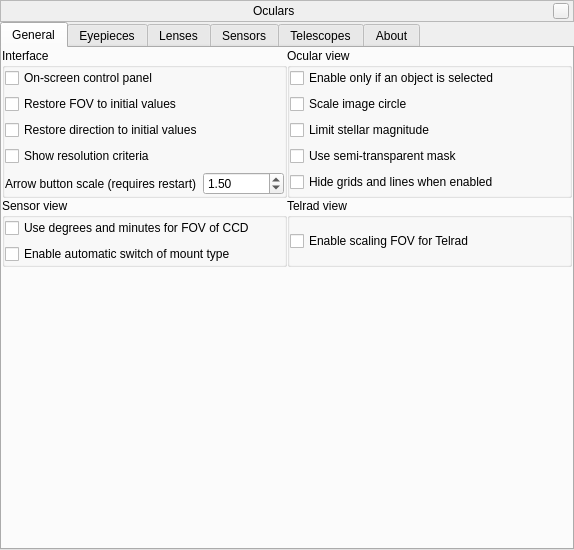
This is plugins/Oculars/src/gui/ocularDialog.ui in 519984307/stellarium_src as Qt 5 draws it before an edit. The edited form follows.
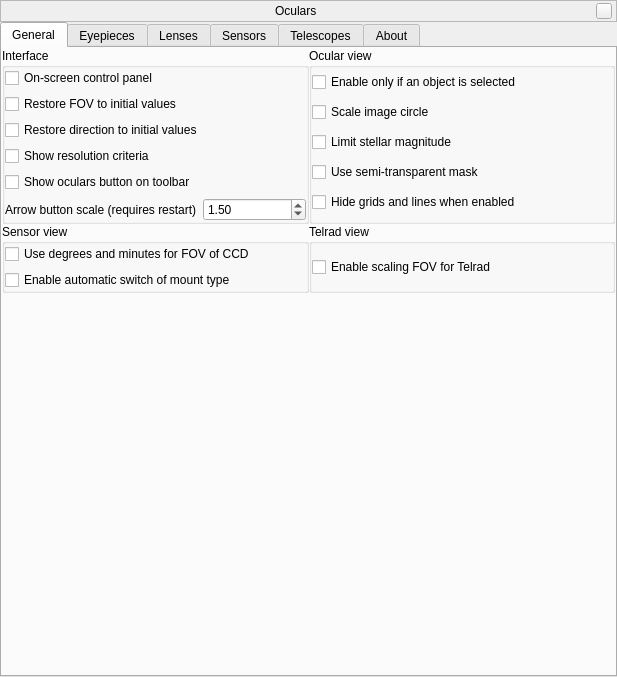
This is the edited form. Icons and pictures are not drawn. Custom widgets are drawn as their Qt base class.

Commit message: Let's hide Oculars button on bottom toolbar by default

The edit to the form file:
```diff
--- a/plugins/Oculars/src/gui/ocularDialog.ui
+++ b/plugins/Oculars/src/gui/ocularDialog.ui
@@ -6,8 +6,8 @@
    <rect>
     <x>0</x>
     <y>0</y>
-    <width>574</width>
-    <height>550</height>
+    <width>617</width>
+    <height>677</height>
    </rect>
   </property>
   <property name="sizePolicy">
@@ -260,6 +260,13 @@
                </property>
               </widget>
              </item>
+             <item row="6" column="0">
+              <widget class="QCheckBox" name="checkBoxToolbarButton">
+               <property name="text">
+                <string>Show oculars button on toolbar</string>
+               </property>
+              </widget>
+             </item>
             </layout>
            </widget>
           </item>
```
The commit also changes 3 other files.
